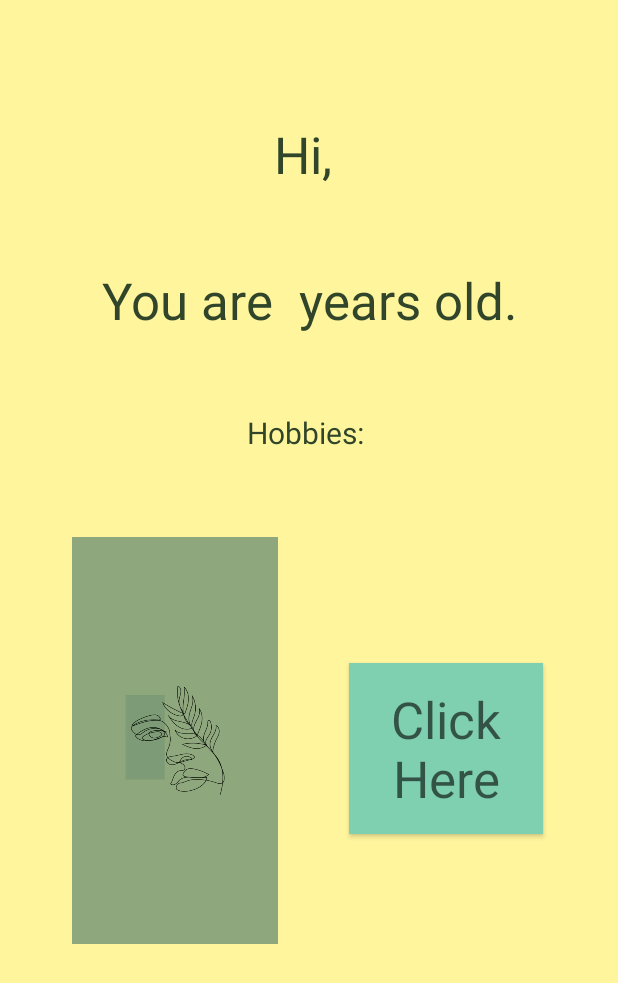
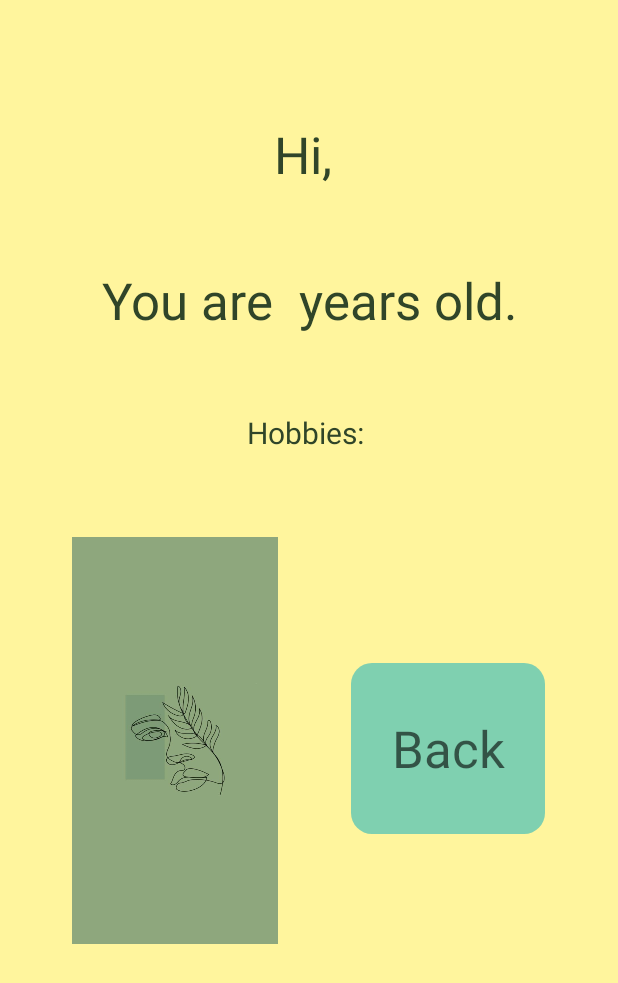
Before and after one commit to angelahe07/ScreenLayoutApp, an Android app: the screen it shows after launch (ShowInfoActivity), after a tap on "CONTINUE", on a phone screen of 412 x 824 dp. Shown: the top 983 px of the screen. Run offline under Robolectric (Android 15) with nearby library versions, the phone set to English and light mode, and no system bars; Roboto replaces fonts that are not available here.

Commit message:
created button that goes back

```diff
--- a/app/src/main/AndroidManifest.xml
+++ b/app/src/main/AndroidManifest.xml
@@ -12,9 +12,6 @@
         android:supportsRtl="true"
         android:theme="@style/Theme.ScreenLayoutApp"
         tools:targetApi="31">
-        <activity
-            android:name=".activity_third_page"
-            android:exported="false" />
         <activity
             android:name=".ShowInfoActivity"
             android:exported="false" />
--- a/app/src/main/java/com/example/screenlayoutapp/MainActivity.java
+++ b/app/src/main/java/com/example/screenlayoutapp/MainActivity.java
@@ -55,15 +55,9 @@ public class MainActivity extends AppCompatActivity {
         Log.i("angela", "First screen" + hobbyText);
         intent1.putExtra("HobbyText", hobbyText);
 
-
-
         startActivity(intent1);
 
     }
 
-    public void switchScreens2(View v){
-        Intent intent2 = new Intent(this, activity_third_page.class);
-        startActivity(intent2);
-    }
 
 }
--- a/app/src/main/java/com/example/screenlayoutapp/ShowInfoActivity.java
+++ b/app/src/main/java/com/example/screenlayoutapp/ShowInfoActivity.java
@@ -5,6 +5,7 @@ import androidx.appcompat.app.AppCompatActivity;
 import android.content.Intent;
 import android.os.Bundle;
 import android.util.Log;
+import android.view.View;
 import android.widget.TextView;
 
 public class ShowInfoActivity extends AppCompatActivity {
@@ -39,4 +40,9 @@ public class ShowInfoActivity extends AppCompatActivity {
         hobbyTV.setText("Hobbies: " + receivedHobbyText);
 
     }
+
+    public void switchScreen2(View v){
+        Intent intent2 = new Intent(this, MainActivity.class);
+        startActivity(intent2);
+    }
 }
--- /dev/null
+++ b/app/src/main/res/drawable/round_style.xml
@@ -0,0 +1,4 @@
+<?xml version="1.0" encoding="utf-8"?>
+<shape xmlns:android="http://schemas.android.com/apk/res/android">
+    <corners android:radius="14dp"></corners>
+</shape>
--- a/app/src/main/res/layout/activity_show_info.xml
+++ b/app/src/main/res/layout/activity_show_info.xml
@@ -66,17 +66,18 @@
         app:srcCompat="@drawable/sage_green_aesthetic_nawpic" />
 
     <Button
+        android:background="@drawable/round_style"
         android:id="@+id/buttonClickHere"
+        style="@android:style/Widget.Material.Button.Colored"
         android:layout_width="129dp"
         android:layout_height="114dp"
         android:layout_marginTop="140dp"
-        android:background="@color/pastelGreen"
-        android:text="Click Here"
-        android:onClick="switchScreens2"
+        android:backgroundTint="@color/pastelGreen"
+        android:onClick="switchScreen2"
+        android:text="Back"
         android:textAppearance="@style/TextAppearance.AppCompat.Display1"
         app:layout_constraintEnd_toEndOf="parent"
-        app:layout_constraintHorizontal_bias="0.483"
+        app:layout_constraintHorizontal_bias="0.50"
         app:layout_constraintStart_toEndOf="@+id/page2PhotoFaceGreen"
         app:layout_constraintTop_toBottomOf="@+id/hobbyTextView" />
-
 </androidx.constraintlayout.widget.ConstraintLayout>
```
Also changed, not shown: app/src/main/java/com/example/screenlayoutapp/activity_third_page.java (deleted, +0 -15 lines), app/src/main/res/layout/activity_main.xml (+3 -4 lines), app/src/main/res/layout/activity_third_page.xml (deleted, +0 -9 lines).
